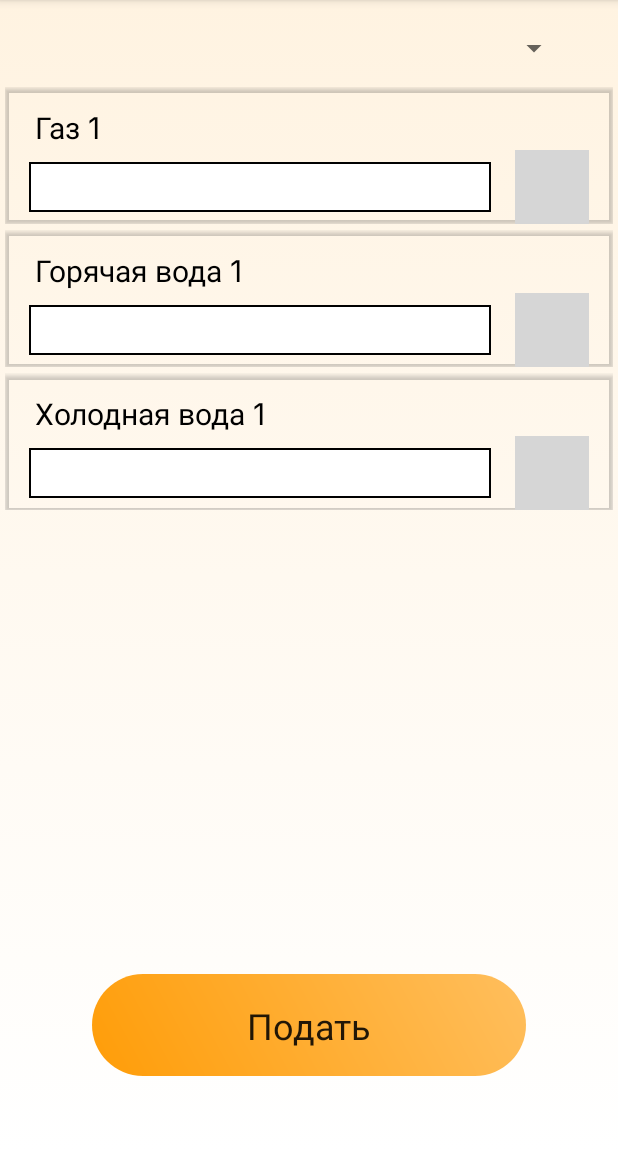
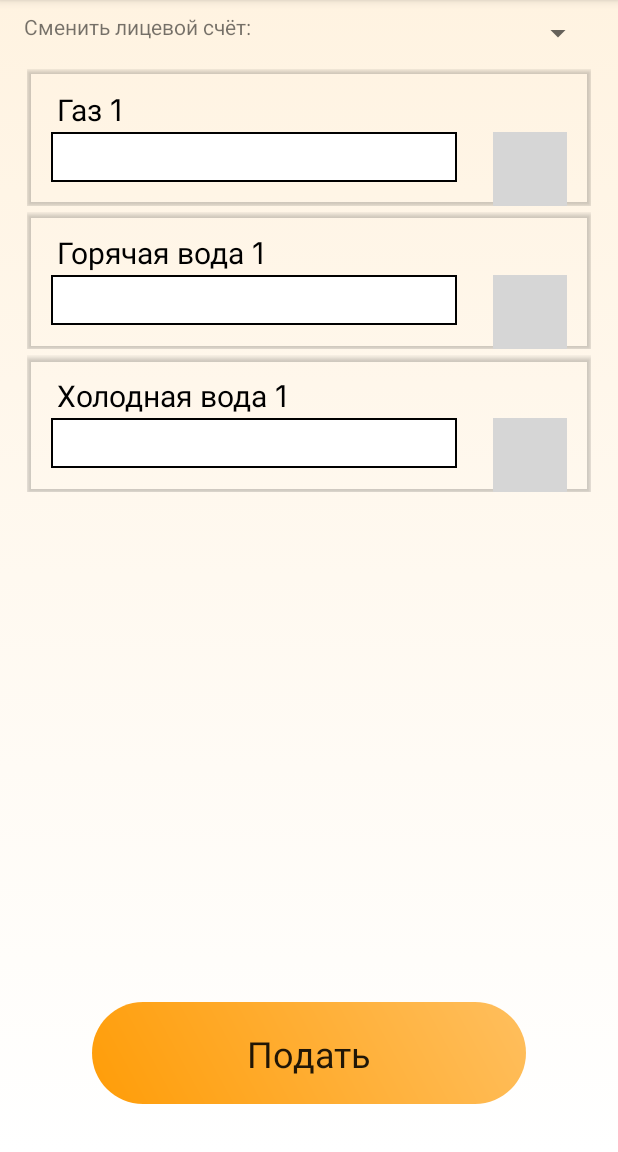
Before and after one commit to Ixorlive/MADA, an Android app: the screen it shows after launch (MainActivity), on a phone screen of 412 x 824 dp, the part 84-1236 px from its top. Run offline under Robolectric (Android 15) with nearby library versions, the phone set to English and light mode, and no system bars; grey boxes are pictures that could not be loaded.

Commit message:
fixed display for low resolution

```diff
--- a/android-project/app/src/main/java/com/example/mada_2/CameraActivity.java
+++ b/android-project/app/src/main/java/com/example/mada_2/CameraActivity.java
@@ -74,7 +74,6 @@ public class CameraActivity extends AppCompatActivity {
                 new ImageCapture.OnImageSavedCallback() {
                     @Override
                     public void onImageSaved(@NonNull ImageCapture.OutputFileResults outputFileResults) {
-                        String path = getOutputDir().getAbsolutePath();
                         Log.d("PhotoDebug", "OutputDir: " + getOutputDir().getAbsolutePath());
                         Log.d("PhotoDebug", "Photo was created");
                     }
@@ -83,6 +82,7 @@ public class CameraActivity extends AppCompatActivity {
                         exception.printStackTrace();
                     }
                 });
+        finishActivity();
     }
 
     private void bindImageAnalysis(@NonNull ProcessCameraProvider cameraProvider) {
@@ -104,7 +104,7 @@ public class CameraActivity extends AppCompatActivity {
         return getFilesDir();
     }
 
-    private void FinishActivity() {
+    private void finishActivity() {
         Intent intent = getIntent();
         int id = intent.getIntExtra("id", 1);
         intent.putExtra("meter", "1234567");
--- a/android-project/app/src/main/java/com/example/mada_2/Catalog/MeterAdapter.java
+++ b/android-project/app/src/main/java/com/example/mada_2/Catalog/MeterAdapter.java
@@ -54,11 +54,15 @@ public class MeterAdapter extends RecyclerView.Adapter<MeterAdapter.MeterVH> {
     public void updateAllData(List<Meter> viewModels) {
         Meters.clear();
         Meters.addAll(viewModels);
-        //notifyDataSetChanged();
+        notifyDataSetChanged();
     }
 
-    public void updateData(int position, String data) {
-        Meters.get(position).meter_reading = data;
+    public void updateData(int id, String data) {
+        Meters.forEach((Meter meter)-> {
+            if (meter.id == id) {
+                meter.meter_reading = data;
+            }
+        });
         notifyDataSetChanged();
     }
 
--- a/android-project/app/src/main/java/com/example/mada_2/main_camera.java
+++ b/android-project/app/src/main/java/com/example/mada_2/main_camera.java
@@ -43,6 +43,7 @@ public class main_camera extends Fragment {
     Server server;
 
     private Spinner accounts_list;
+
     // TODO:
     private void initSpinner() {
         SharedPreferences getPrefs = PreferenceManager
@@ -69,6 +70,20 @@ public class main_camera extends Fragment {
             adapter.setDropDownViewResource(android.R.layout.simple_spinner_dropdown_item);
             accounts_list.setAdapter(adapter);
         }
+        accounts_list.setOnItemSelectedListener(new AdapterView.OnItemSelectedListener() {
+            public void onItemSelected(AdapterView<?> parent, View view, int position, long id)
+            {
+                String person_account = parent.getItemAtPosition(position).toString(); //selected item
+                List<Meter> meters_list_new = server.getMeters(person_account, "123");
+                MeterAdapter adapter = (MeterAdapter) recyclerView.getAdapter();
+                assert adapter != null;
+                adapter.updateAllData(meters_list_new);
+            }
+            public void onNothingSelected(AdapterView<?> parent)
+            {
+
+            }
+        });
     }
 
     public main_camera() {
@@ -104,8 +119,8 @@ public class main_camera extends Fragment {
                              Bundle savedInstanceState) {
         // Inflate the layout for this fragment
         View view = inflater.inflate(R.layout.fragment_main_camera, container, false);
-        Button camera = view.findViewById(R.id.btn_send);
-        camera.setOnClickListener(view1 -> {
+        Button btn_camera = view.findViewById(R.id.btn_send);
+        btn_camera.setOnClickListener(view1 -> {
             if (hasCameraPermission()){
                 enableCamera();
             }else {
@@ -115,21 +130,7 @@ public class main_camera extends Fragment {
 
         accounts_list = view.findViewById(R.id.accounts_list);
         initSpinner();
-        accounts_list.setOnItemSelectedListener(new AdapterView.OnItemSelectedListener() {
-            public void onItemSelected(AdapterView<?> parent, View view, int position, long id)
-            {
-                String person_account = parent.getItemAtPosition(position).toString(); //selected item
-                List<Meter> meters_list_new = server.getMeters(person_account, "123");
-                MeterAdapter adapter = (MeterAdapter) recyclerView.getAdapter();
-                assert adapter != null;
-                adapter.updateAllData(meters_list_new);
-                adapter.notifyDataSetChanged();
-            }
-            public void onNothingSelected(AdapterView<?> parent)
-            {
 
-            }
-        });
 
         recyclerView = view.findViewById(R.id.recycler_meters);
         recyclerView.setLayoutManager(new LinearLayoutManager(getActivity()));
@@ -141,12 +142,12 @@ public class main_camera extends Fragment {
                 new ActivityResultContracts.StartActivityForResult(),
                 result -> {
                     if (result.getResultCode() == Activity.RESULT_OK) {
-                        // There are no request codes
                         Intent data = result.getData();
                         assert data != null;
                         int id = data.getIntExtra("id", 0);
                         String decimals = data.getStringExtra("meter");
                         MeterAdapter adapter = (MeterAdapter) recyclerView.getAdapter();
+                        assert adapter != null;
                         adapter.updateData(id, decimals);
                     }
                 });
--- a/android-project/app/src/main/java/com/example/mada_2/server_connection/ServerMock.java
+++ b/android-project/app/src/main/java/com/example/mada_2/server_connection/ServerMock.java
@@ -24,11 +24,11 @@ public class ServerMock implements Server {
             meters.add(new Meter(1,"Горячая вода 1", ""));
             meters.add(new Meter(2,"Горячая вода 2", ""));
             meters.add(new Meter(3,"Холодная вода 1", ""));
-            meters.add(new Meter(4,"Холодная вода 2", ""));
+            meters.add(new Meter(100,"Холодная вода 2", ""));
         } else {
             meters.add(new Meter(1,"Газ 1", ""));
             meters.add(new Meter(2,"Горячая вода 1", ""));
-            meters.add(new Meter(3,"Холодная вода 1", ""));
+            meters.add(new Meter(100,"Холодная вода 1", ""));
         }
 
         return meters;
--- a/android-project/app/src/main/res/layout/fragment_main_camera.xml
+++ b/android-project/app/src/main/res/layout/fragment_main_camera.xml
@@ -8,29 +8,43 @@
     android:background="@drawable/gradient_background">
 
     <androidx.constraintlayout.widget.ConstraintLayout
+        android:id="@+id/text_choose_account"
         android:layout_width="match_parent"
         android:layout_height="match_parent">
 
+        <TextView
+            android:id="@+id/textView"
+            android:layout_width="0dp"
+            android:layout_height="wrap_content"
+            android:layout_marginStart="16dp"
+            android:layout_marginTop="8dp"
+            android:text="@string/alter_account_text"
+            app:layout_constraintStart_toStartOf="parent"
+            app:layout_constraintTop_toTopOf="parent" />
+
         <Spinner
             android:id="@+id/accounts_list"
-            android:layout_width="match_parent"
-            android:layout_height="wrap_content"
-            android:layout_marginStart="32dp"
+            android:layout_width="0dp"
+            android:layout_height="28dp"
+            android:layout_marginStart="8dp"
             android:layout_marginTop="8dp"
-            android:layout_marginEnd="32dp"
+            android:layout_marginEnd="16dp"
             android:contentDescription="@string/app_name"
             android:minHeight="48dp"
             app:layout_constraintEnd_toEndOf="parent"
-            app:layout_constraintStart_toStartOf="parent"
+            app:layout_constraintStart_toEndOf="@+id/textView"
             app:layout_constraintTop_toTopOf="parent" />
 
         <androidx.recyclerview.widget.RecyclerView
             android:id="@+id/recycler_meters"
-            android:layout_width="409dp"
-            android:layout_height="601dp"
-            android:layout_marginStart="32dp"
-            android:layout_marginEnd="32dp"
+            android:layout_width="0dp"
+            android:layout_height="0dp"
+            android:layout_marginStart="16dp"
+            android:layout_marginTop="8dp"
+            android:layout_marginEnd="16dp"
+            android:layout_marginBottom="16dp"
             android:background="@android:color/transparent"
+            app:layout_constraintBottom_toTopOf="@+id/btn_send"
             app:layout_constraintEnd_toEndOf="parent"
             app:layout_constraintStart_toStartOf="parent"
             app:layout_constraintTop_toBottomOf="@+id/accounts_list" />
@@ -38,11 +52,13 @@
         <androidx.appcompat.widget.AppCompatButton
             android:id="@+id/btn_send"
             style="@style/MainButtons"
+            android:layout_width="wrap_content"
+            android:layout_height="wrap_content"
+            android:layout_marginBottom="32dp"
             android:text="@string/send"
             app:layout_constraintBottom_toBottomOf="parent"
             app:layout_constraintEnd_toEndOf="parent"
-            app:layout_constraintStart_toStartOf="parent"
-            app:layout_constraintTop_toBottomOf="@+id/recycler_meters" />
+            app:layout_constraintStart_toStartOf="parent" />
 
     </androidx.constraintlayout.widget.ConstraintLayout>
 </FrameLayout>
--- a/android-project/app/src/main/res/layout/meters_list.xml
+++ b/android-project/app/src/main/res/layout/meters_list.xml
@@ -7,7 +7,6 @@
     android:padding="2dp">
 
     <androidx.cardview.widget.CardView
-        xmlns:card_view="http://schemas.android.com/apk/res-auto"
         android:layout_width="match_parent"
         android:layout_height="wrap_content"
         android:padding="2dp"
@@ -15,7 +14,7 @@
         app:cardElevation="2dp"
         app:cardPreventCornerOverlap="false"
         app:cardUseCompatPadding="false"
-        card_view:cardBackgroundColor="@android:color/transparent"
+        app:cardBackgroundColor="@android:color/transparent"
         >
 
         <androidx.constraintlayout.widget.ConstraintLayout
@@ -27,32 +26,31 @@
             <EditText
                 android:id="@+id/text_meter_reading"
                 style="@style/EditTextNumbers"
+                android:layout_width="0dp"
+                android:layout_height="33dp"
                 android:layout_marginStart="16dp"
-                android:layout_marginEnd="16dp"
+                android:layout_marginEnd="24dp"
                 android:text="@string/meter_reading_sample"
-                app:layout_constraintBottom_toBottomOf="parent"
                 app:layout_constraintEnd_toStartOf="@+id/btn_camera"
                 app:layout_constraintStart_toStartOf="parent"
                 app:layout_constraintTop_toBottomOf="@+id/text_meter_name" />
 
             <TextView
                 android:id="@+id/text_meter_name"
-                android:layout_width="0dp"
+                android:layout_width="wrap_content"
                 android:layout_height="wrap_content"
                 android:layout_marginStart="16dp"
                 android:layout_marginTop="8dp"
-                android:layout_marginEnd="16dp"
                 android:background="?attr/selectableItemBackground"
+                android:fontFamily="@font/inter"
+                android:paddingStart="4dp"
                 android:paddingTop="4dp"
+                android:paddingEnd="4dp"
                 android:paddingBottom="2dp"
-                android:paddingStart="4dp"
-                android:paddingEnd="4dp"
                 android:text="@string/meter_name_sample"
-                android:fontFamily="@font/inter"
-                android:textSize="20sp"
                 android:textAppearance="@style/TextAppearance.AppCompat.Medium"
                 android:textColor="#000000"
-                app:layout_constraintEnd_toEndOf="parent"
+                android:textSize="20sp"
                 app:layout_constraintStart_toStartOf="parent"
                 app:layout_constraintTop_toTopOf="parent" />
 
--- a/android-project/app/src/main/res/values/strings.xml
+++ b/android-project/app/src/main/res/values/strings.xml
@@ -10,4 +10,5 @@
     <string name="meter_reading_sample">12345678</string>
     <string name="enable_camera">enable camera</string>
     <string name="add">Добавить</string>
+    <string name="alter_account_text">Сменить лицевой счёт:</string>
 </resources>
```
